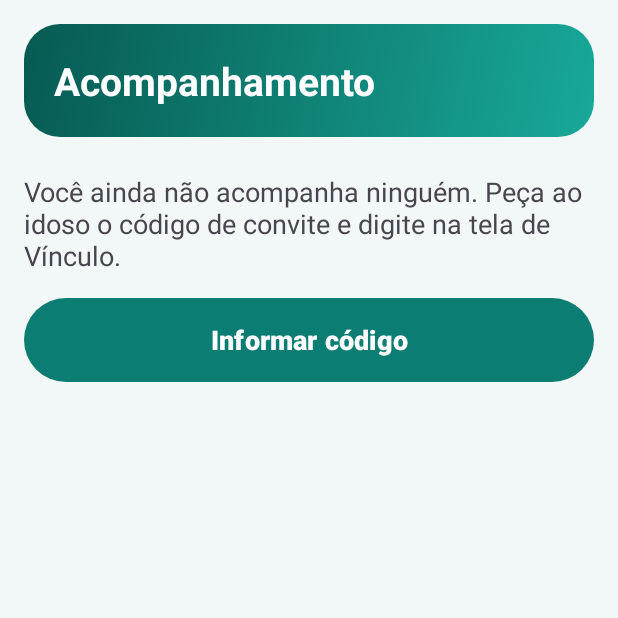
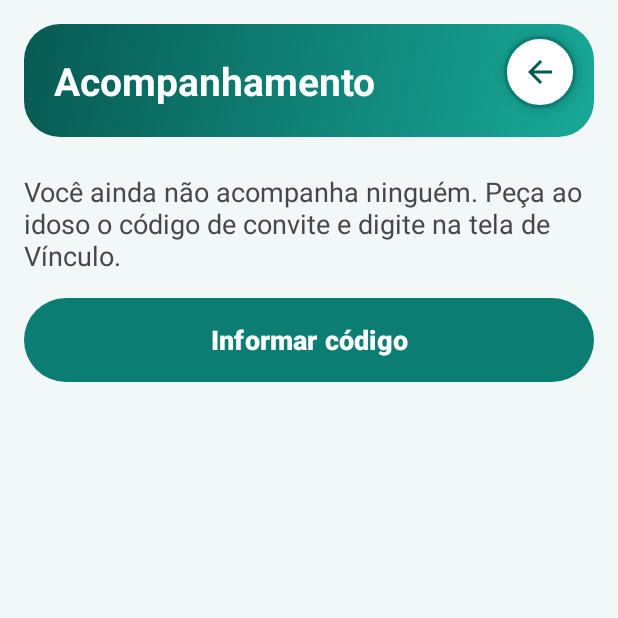
Before and after one commit to Wjdups4964/RemedioCerto, an Android app: the AcompanhamentoFragment screen opened through its navigation route, on a phone screen of 412 x 824 dp, the top half of it. Run offline under Robolectric (Android 15) with nearby library versions, the phone set to English and light mode, and no system bars; our stand-ins replace Firebase (no records; nobody signed in at launch, a user with empty details on screens opened directly), navigation-ui.

Commit message:
feat: Add botao voltar

```diff
--- a/app/src/main/java/com/example/remediocerto/ui/hoje/ProximosDiasFragment.kt
+++ b/app/src/main/java/com/example/remediocerto/ui/hoje/ProximosDiasFragment.kt
@@ -7,7 +7,6 @@ import android.view.ViewGroup
 import androidx.core.view.isVisible
 import androidx.fragment.app.Fragment
 import androidx.fragment.app.viewModels
-import androidx.navigation.fragment.findNavController
 import androidx.recyclerview.widget.LinearLayoutManager
 import com.example.remediocerto.databinding.FragmentProximosDiasBinding
 import com.example.remediocerto.util.coletar
@@ -34,8 +33,6 @@ class ProximosDiasFragment : Fragment() {
             adapter.submitList(itens)
             binding.tvVazio.isVisible = itens.isEmpty()
         }
-
-        binding.btnVoltar.setOnClickListener { findNavController().popBackStack() }
     }
 
     override fun onDestroyView() {
--- a/app/src/main/java/com/example/remediocerto/ui/main/MainActivity.kt
+++ b/app/src/main/java/com/example/remediocerto/ui/main/MainActivity.kt
@@ -82,9 +82,14 @@ class MainActivity : AppCompatActivity() {
 
         if (perfil == Perfil.IDOSO) configurarAvisosDeDose(primeiraVez = savedInstanceState == null)
 
+        // Botão de voltar: igual ao botão "voltar" do celular, em todas as telas internas.
+        binding.btnVoltarGlobal.setOnClickListener { onBackPressedDispatcher.onBackPressed() }
+
         // A barra inferior só aparece nas telas principais de cada perfil.
+        // Nas demais telas (cadastro, detalhes, vínculo, farmácias...) aparece o botão de voltar.
         navController.addOnDestinationChangedListener { _, destino, _ ->
             binding.bottomNav.isVisible = destino.id in abas
+            binding.btnVoltarGlobal.isVisible = destino.id !in abas
             ajustarEspacoInferior()
         }
     }
--- /dev/null
+++ b/app/src/main/res/drawable/bg_voltar.xml
@@ -0,0 +1,8 @@
+<?xml version="1.0" encoding="utf-8"?>
+<shape xmlns:android="http://schemas.android.com/apk/res/android"
+    android:shape="oval">
+    <solid android:color="@color/rc_superficie" />
+    <stroke
+        android:width="2dp"
+        android:color="@color/rc_primaria" />
+</shape>
--- /dev/null
+++ b/app/src/main/res/drawable/ic_voltar.xml
@@ -0,0 +1,11 @@
+<?xml version="1.0" encoding="utf-8"?>
+<vector xmlns:android="http://schemas.android.com/apk/res/android"
+    android:width="24dp"
+    android:height="24dp"
+    android:tint="@color/rc_primaria_escura"
+    android:viewportWidth="24"
+    android:viewportHeight="24">
+    <path
+        android:fillColor="#FF000000"
+        android:pathData="M20,11H7.83l5.59,-5.59L12,4l-8,8 8,8 1.41,-1.41L7.83,13H20v-2z" />
+</vector>
--- a/app/src/main/res/layout/activity_main.xml
+++ b/app/src/main/res/layout/activity_main.xml
@@ -5,13 +5,34 @@
     android:layout_height="match_parent"
     android:orientation="vertical">
 
-    <androidx.fragment.app.FragmentContainerView
-        android:id="@+id/navHost"
-        android:name="androidx.navigation.fragment.NavHostFragment"
+    <FrameLayout
         android:layout_width="match_parent"
         android:layout_height="0dp"
-        android:layout_weight="1"
-        app:defaultNavHost="true" />
+        android:layout_weight="1">
+
+        <androidx.fragment.app.FragmentContainerView
+            android:id="@+id/navHost"
+            android:name="androidx.navigation.fragment.NavHostFragment"
+            android:layout_width="match_parent"
+            android:layout_height="match_parent"
+            app:defaultNavHost="true" />
+
+        <!-- Botão de voltar de todas as telas internas: pequeno, no canto de cima à direita -->
+        <ImageButton
+            android:id="@+id/btnVoltarGlobal"
+            android:layout_width="48dp"
+            android:layout_height="48dp"
+            android:layout_gravity="top|end"
+            android:layout_marginTop="24dp"
+            android:layout_marginEnd="28dp"
+            android:background="@drawable/bg_voltar"
+            android:contentDescription="@string/voltar_descricao"
+            android:elevation="6dp"
+            android:padding="12dp"
+            android:scaleType="fitCenter"
+            android:src="@drawable/ic_voltar"
+            android:visibility="gone" />
+    </FrameLayout>
 
     <com.google.android.material.bottomnavigation.BottomNavigationView
         android:id="@+id/bottomNav"
--- /dev/null
+++ b/app/src/main/res/values/strings_navegacao.xml
@@ -0,0 +1,4 @@
+<?xml version="1.0" encoding="utf-8"?>
+<resources>
+    <string name="voltar_descricao">Voltar</string>
+</resources>
--- a/app/src/main/res/values/strings_proximos.xml
+++ b/app/src/main/res/values/strings_proximos.xml
@@ -3,7 +3,6 @@
     <string name="nav_proximos_dias">Próximos dias</string>
     <string name="proximos_titulo">Próximos dias</string>
     <string name="proximos_botao">Ver próximos dias</string>
-    <string name="proximos_voltar">Voltar</string>
     <string name="proximos_vazio">Cadastre um medicamento na aba Remédios para ver os próximos dias.</string>
 
     <!-- Títulos das duas partes da tela -->
--- a/app/src/main/res/values/styles.xml
+++ b/app/src/main/res/values/styles.xml
@@ -90,6 +90,8 @@
         <item name="android:textSize">26sp</item>
         <item name="android:textStyle">bold</item>
         <item name="android:padding">20dp</item>
+        <!-- Espaço à direita para o botão de voltar não cobrir o texto -->
+        <item name="android:paddingEnd">76dp</item>
     </style>
 
     <!-- Subtítulo de seção dentro das telas -->
```
Also changed, not shown: app/src/main/java/com/example/remediocerto/ui/entrada/EntradaActivity.kt (+11 -1 lines), app/src/main/res/layout/activity_entrada.xml (+22 -1 lines), app/src/main/res/layout/fragment_proximos_dias.xml (+0 -9 lines).
